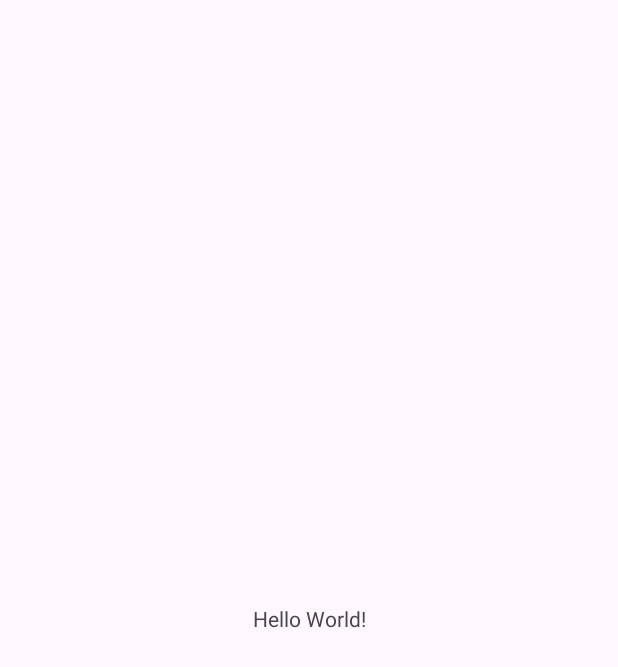
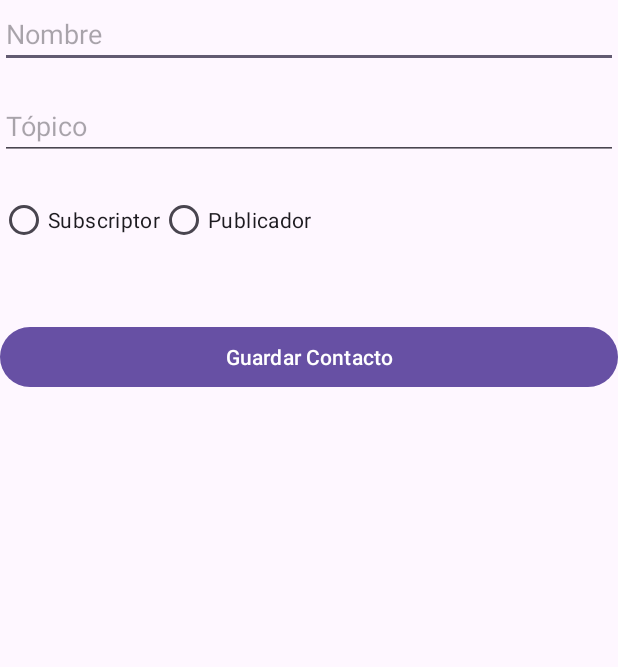
Before and after one commit to JGalaz7/exmenfinal, an Android app: the screen it shows after launch (MainActivity), on a phone screen of 412 x 824 dp. Before the commit the part shown is almost empty. Shown: the top 667 px of the screen. Run offline under Robolectric (Android 15) with nearby library versions, the phone set to English and light mode, and no system bars.

Commit message:
revisa si se vee

```diff
--- a/app/build.gradle.kts
+++ b/app/build.gradle.kts
@@ -1,5 +1,6 @@
 plugins {
     id("com.android.application")
+    id("com.google.gms.google-services")
 }
 
 android {
@@ -36,4 +37,6 @@ dependencies {
     testImplementation("junit:junit:4.13.2")
     androidTestImplementation("androidx.test.ext:junit:1.1.5")
     androidTestImplementation("androidx.test.espresso:espresso-core:3.5.1")
+    implementation(platform("com.google.firebase:firebase-bom:32.7.0"))
+    implementation("com.google.firebase:firebase-analytics")
 }
--- a/app/src/main/AndroidManifest.xml
+++ b/app/src/main/AndroidManifest.xml
@@ -1,6 +1,11 @@
 <?xml version="1.0" encoding="utf-8"?>
 <manifest xmlns:android="http://schemas.android.com/apk/res/android"
-    xmlns:tools="http://schemas.android.com/tools">
+    xmlns:tools="http://schemas.android.com/tools"
+    package="com.juan.myapplication">
+
+    <uses-permission android:name="android.permission.INTERNET" />
+    <uses-permission android:name="android.permission.ACCESS_NETWORK_STATE" />
+
 
     <application
         android:allowBackup="true"
--- a/app/src/main/res/layout/activity_main.xml
+++ b/app/src/main/res/layout/activity_main.xml
@@ -1,18 +1,52 @@
-<?xml version="1.0" encoding="utf-8"?>
-<androidx.constraintlayout.widget.ConstraintLayout xmlns:android="http://schemas.android.com/apk/res/android"
-    xmlns:app="http://schemas.android.com/apk/res-auto"
+<!-- activity_main.xml -->
+
+<RelativeLayout xmlns:android="http://schemas.android.com/apk/res/android"
     xmlns:tools="http://schemas.android.com/tools"
     android:layout_width="match_parent"
     android:layout_height="match_parent"
     tools:context=".MainActivity">
 
-    <TextView
-        android:layout_width="wrap_content"
+    <EditText
+        android:id="@+id/editTextNombre"
+        android:layout_width="match_parent"
         android:layout_height="wrap_content"
-        android:text="Hello World!"
-        app:layout_constraintBottom_toBottomOf="parent"
-        app:layout_constraintEnd_toEndOf="parent"
-        app:layout_constraintStart_toStartOf="parent"
-        app:layout_constraintTop_toTopOf="parent" />
+        android:hint="Nombre" />
 
-</androidx.constraintlayout.widget.ConstraintLayout>
+    <EditText
+        android:id="@+id/editTextTopico"
+        android:layout_width="match_parent"
+        android:layout_height="wrap_content"
+        android:layout_below="@id/editTextNombre"
+        android:layout_marginTop="16dp"
+        android:hint="Tópico" />
+
+    <RadioGroup
+        android:id="@+id/radioGroupTipo"
+        android:layout_width="match_parent"
+        android:layout_height="wrap_content"
+        android:layout_below="@id/editTextTopico"
+        android:layout_marginTop="16dp"
+        android:orientation="horizontal">
+
+        <RadioButton
+            android:id="@+id/RbtnSubscriptor"
+            android:layout_width="wrap_content"
+            android:layout_height="wrap_content"
+            android:text="Subscriptor" />
+
+        <RadioButton
+            android:id="@+id/RbtnPublicador"
+            android:layout_width="wrap_content"
+            android:layout_height="wrap_content"
+            android:text="Publicador" />
+    </RadioGroup>
+
+    <Button
+        android:id="@+id/BtnGuardar"
+        android:layout_width="match_parent"
+        android:layout_height="wrap_content"
+        android:layout_below="@id/radioGroupTipo"
+        android:layout_marginTop="43dp"
+        android:text="Guardar Contacto" />
+
+</RelativeLayout>
--- a/build.gradle.kts
+++ b/build.gradle.kts
@@ -1,4 +1,5 @@
 // Top-level build file where you can add configuration options common to all sub-projects/modules.
 plugins {
     id("com.android.application") version "8.1.2" apply false
+    id("com.google.gms.google-services") version "4.4.0" apply false
 }
```
Also changed, not shown: 1 other file.
